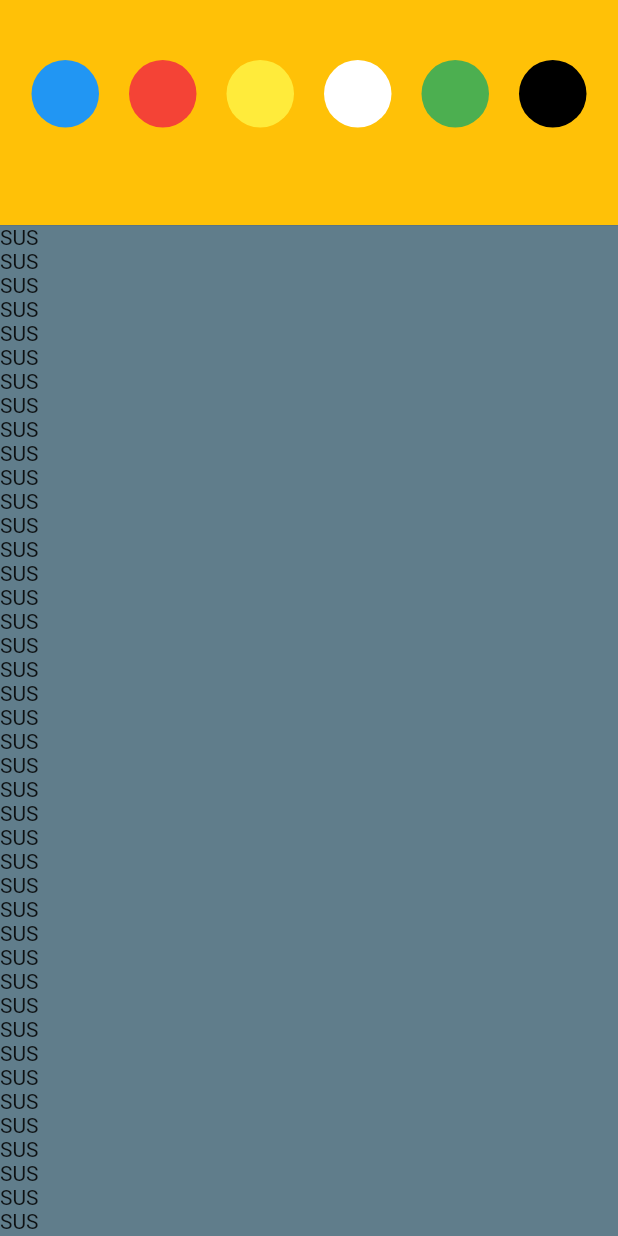
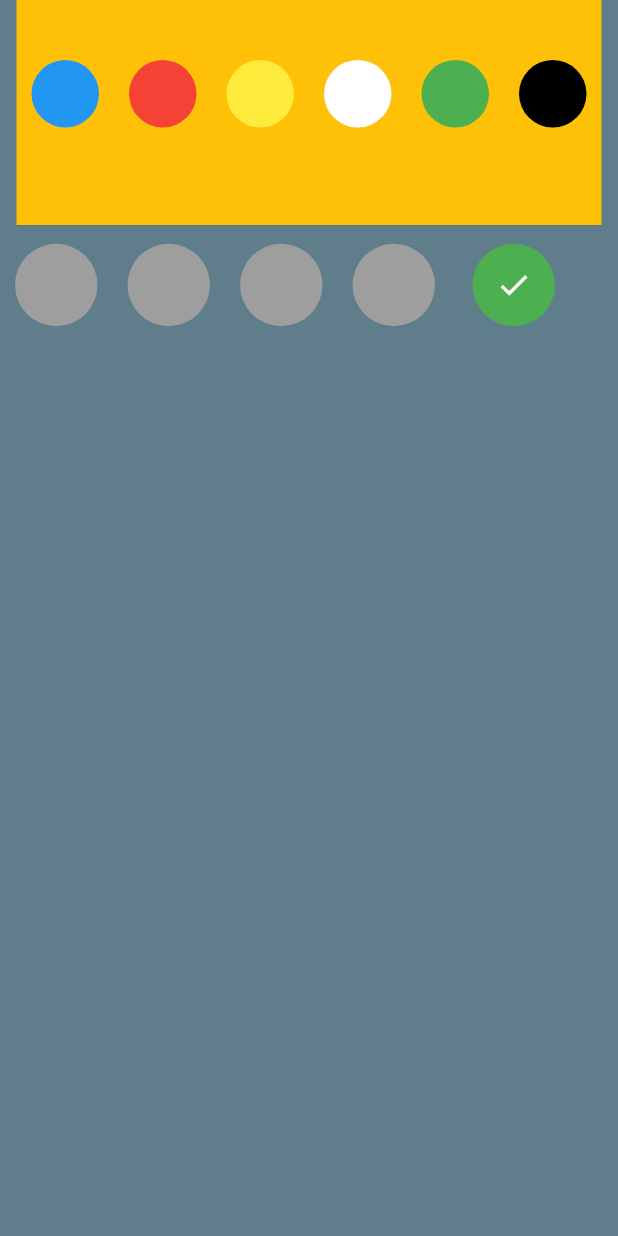
Before and after one commit to azvaska/TIPSIT, a Flutter app: the screen it shows after launch, on a phone screen of 412 x 824 dp. Run offline on Flutter 3.47's test engine with Material 2 defaults, Android fonts, the phone set to English and light mode, and no system bars.

Commit message:
complete app

```diff
--- a/mastermind/mastermind/lib/Controller.dart
+++ b/mastermind/mastermind/lib/Controller.dart
@@ -1,6 +1,7 @@
 import 'package:flutter/material.dart';
 
 import 'Widget/Exceptions.dart';
+import 'dart:math';
 
 class Controller {
   static const int nCombination = 4;
@@ -17,15 +18,26 @@
     Colors.black
   ];
   static const List<Color> defaultHintsColor = [
-    Colors.black,
-    Colors.black,
-    Colors.black,
-    Colors.black
+    Colors.pink,
+    Colors.pink,
+    Colors.pink,
+    Colors.pink
   ];
   genCombination() {
-    var comb = currenCombination = List.from(colors);
+    var comb = [];
+    var rng = Random();
+    var numbers = [];
+    for (var i = 0; i < 4; i++) {
+      int rngs = rng.nextInt(7);
+      numbers.add(rngs);
+      if (numbers.where((e) => e == rngs).length > 1) {
+        i--;
+        numbers.removeLast();
+        continue;
+      }
+      comb.add(colors[rngs]);
+    }
     comb.shuffle();
-    comb = comb.sublist(0, 4);
     currenCombination = comb;
     for (Color c in currenCombination) {
       print(c);
--- a/mastermind/mastermind/lib/Widget/Board.dart
+++ b/mastermind/mastermind/lib/Widget/Board.dart
@@ -2,6 +2,7 @@
 import 'package:mastermind/Controller.dart';
 import 'package:flutter/foundation.dart';
 import 'package:mastermind/Widget/Exceptions.dart';
+import 'package:mastermind/Widget/WinLost.dart';
 import 'Colorpicker.dart';
 import 'CombinationRow.dart';
 
@@ -15,7 +16,9 @@
 class _BoardState extends State<Board> {
   var controller = Controller();
   int nRows = 1;
-  static const int nMaxRows = 9;
+  bool done = false;
+  bool win = false;
+  static const int nMaxRows = 5;
   late List<List<Color>> combinations;
   List<Widget> BoardRowsWidgets = [];
   Color selectedColor = Colors.black;
@@ -35,11 +38,26 @@
     });
   }
 
+  void restart() {
+    setState(() {
+      combinations = [];
+      combinations.addAll(List.generate(nMaxRows,
+          (index) => [Colors.grey, Colors.grey, Colors.grey, Colors.grey]));
+      BoardRowsWidgets = [];
+      BoardRowsWidgets.add(CombinationRow(
+          combinations[0], 0, circle_selected, checkCombination,
+          key: UniqueKey()));
+    });
+  }
+
   List<Color> checkCombination(int i) {
     try {
       var colors = controller.checkColors(combinations[i]);
       if (i + 1 == nMaxRows) {
         //Lost
+        setState(() {
+          done = true;
+        });
         return [];
       }
       setState(() {
@@ -50,6 +68,10 @@
       return colors;
     } on WinException {
       //WIN
+      setState(() {
+        win = true;
+        done = true;
+      });
       return [];
     }
   }
@@ -67,14 +89,18 @@
 
   @override
   Widget build(BuildContext context) {
+    if (done) {
+      Future.delayed(
+          Duration.zero, () => WinLost(restart, win).showAlertDialog(context));
+      done = false;
+      win = false;
+    }
     return Drawer(
       backgroundColor: Colors.blueGrey,
       // Add a ListView to the drawer. This ensures the user can scroll
       // through the options in the drawer if there isn't enough vertical
       // space to fit everything.
-      child: ListView(
-        // Important: Remove any padding from the ListView.
-        padding: EdgeInsets.zero,
+      child: Column(
         children: [
           SizedBox(
               height: 150.0,
@@ -85,12 +111,13 @@
                   margin: const EdgeInsets.all(0.0),
                   padding: const EdgeInsets.fromLTRB(0.0, 30.0, 0.0, 0.0),
                   child: ColorPicker(color_picked))),
-          ListView(
-              padding: const EdgeInsets.all(0.0),
-              shrinkWrap: true,
-              physics: const AlwaysScrollableScrollPhysics(), // new
-              //children: List<Widget>.of(BoardRowsWidgets)),
-              children: List.generate(90, (index) => Text('SUS'))),
+          // ...List<Widget>.of(BoardRowsWidgets),
+          Expanded(
+              child: ListView(
+                  padding: const EdgeInsets.all(0.0),
+                  shrinkWrap: true,
+                  children:
+                      List<Widget>.of(BoardRowsWidgets).reversed.toList())),
         ],
       ),
     );
--- a/mastermind/mastermind/lib/Widget/CheckedStatus.dart
+++ b/mastermind/mastermind/lib/Widget/CheckedStatus.dart
@@ -10,7 +10,7 @@
   @override
   Widget build(BuildContext context) {
     return Container(
-      child: checked
+      child: checked && hints.isNotEmpty
           ? Hints(hints)
           : Container(
               width: 55.0,
```
Also changed, not shown: mastermind/mastermind/lib/Widget/WinLost.dart (added, +39 -0 lines).
